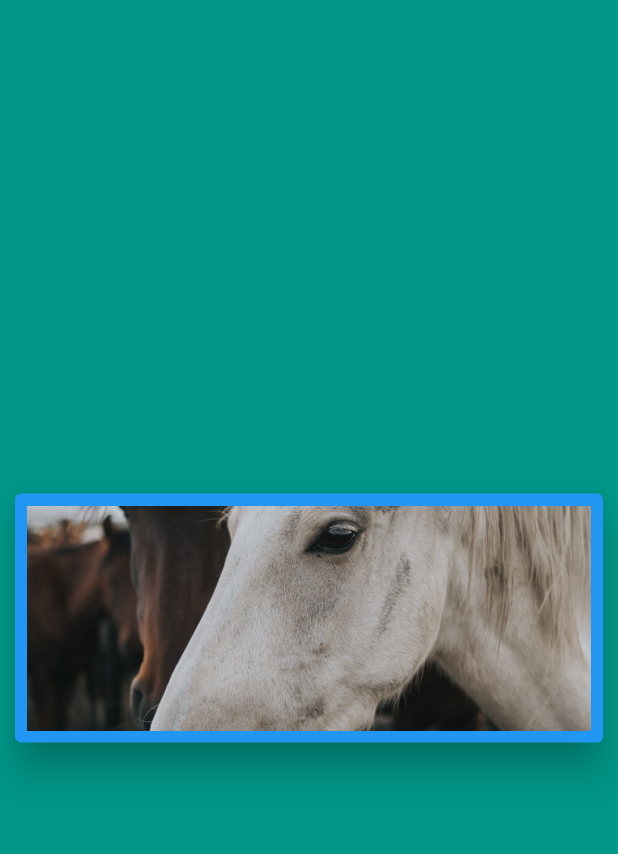
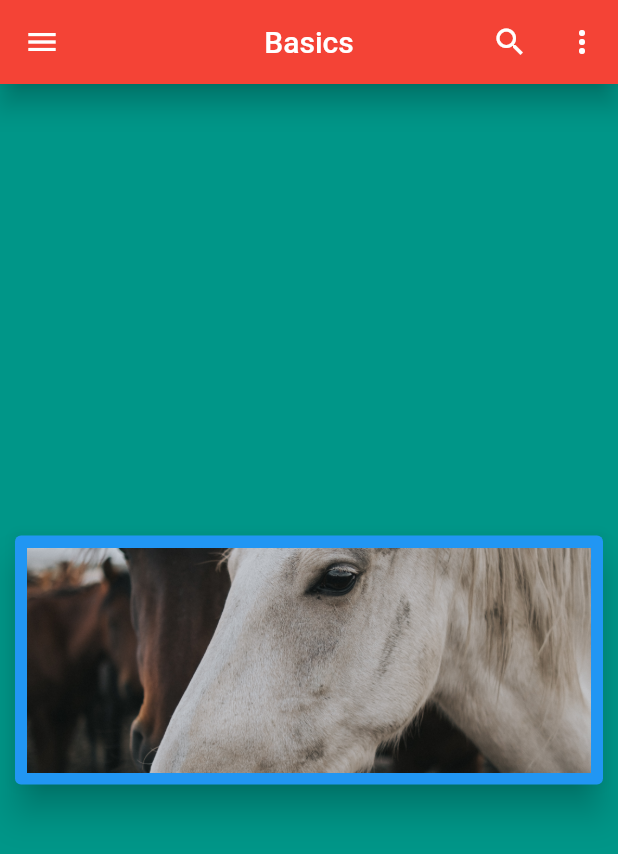
Before and after one commit to Mogoww/Flutter_widgets_basiques, a Flutter app: the screen it shows after launch, on a phone screen of 412 x 824 dp. Shown: the top 854 px of the screen. Run offline on Flutter 3.47's test engine with Material 2 defaults, Android fonts, the phone set to English and light mode, and no system bars.

Commit message:
up AppBar

```diff
--- a/lib/main.dart
+++ b/lib/main.dart
@@ -11,9 +11,10 @@ class MyApp extends StatelessWidget {
   @override
   Widget build(BuildContext context) {
     return MaterialApp(
+      debugShowCheckedModeBanner: false,
       title: 'Flutter Demo',
       theme: ThemeData(
-        primarySwatch: Colors.blue,
+        primarySwatch: Colors.red,
       ),
       home: BasicsPage(),
     );
@@ -28,6 +29,26 @@ class BasicsPage extends StatelessWidget {
     print('size: $size');
     print('platform: $platform');
     return Scaffold(
+        appBar: AppBar(
+          title: const Text('Basics'),
+          leading: IconButton(
+            icon: const Icon(Icons.menu),
+            onPressed: () {},
+          ),
+          actions: [
+            IconButton(
+              icon: const Icon(Icons.search),
+              onPressed: () {},
+            ),
+            IconButton(
+              icon: const Icon(Icons.more_vert),
+              onPressed: () {},
+            ),
+          ],
+
+          centerTitle: true,
+          elevation: 7.5,
+        ),
         body: Container(
             height: size.height,
             width: size.width,
@@ -39,7 +60,7 @@ class BasicsPage extends StatelessWidget {
                 elevation: 10,
                 // child: imageFromAsset("images/pexels-feyza-yıldırım-18177110.jpg", size),
                 child: Padding(
-                  padding:  EdgeInsets.all(8.0),
+                  padding: EdgeInsets.all(8.0),
                   child: imageFromAsset(
                       "images/pexels-feyza-yıldırım-18177110.jpg", size),
                 ),
```
